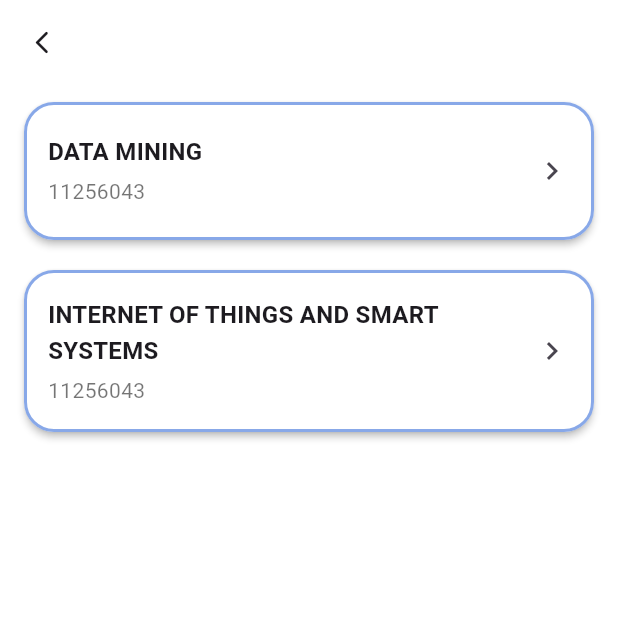
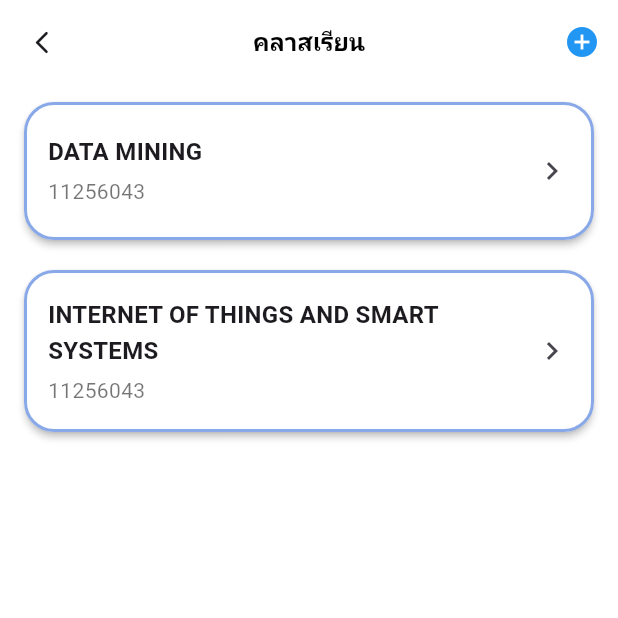
Before and after one commit to Danunuchh/Application-for-Student-Attendance, a Flutter app: the CoursesPage screen opened by its route, on a phone screen of 412 x 824 dp, the top half of it. Run offline on Flutter 3.47's test engine with Material 3 defaults, Android fonts, the phone set to English and light mode, and no system bars; our stand-ins replace animated_splash_screen, file_picker, flutter_svg, lottie, page_transition, qr_flutter and 1 more; missing offline and left inert: mobile_scanner.

Commit message:
เพิ่มคลาสเรียน

```diff
--- a/App/my_app/lib/teacher/courses_page.dart
+++ b/App/my_app/lib/teacher/courses_page.dart
@@ -1,5 +1,6 @@
 import 'package:flutter/material.dart';
 import 'teacher_qr_page.dart';
+import 'addcourse_page.dart'; // <-- เพิ่มไฟล์นี้
 
 class CoursesPage extends StatefulWidget {
   const CoursesPage({super.key});
@@ -9,10 +10,14 @@ class CoursesPage extends StatefulWidget {
 }
 
 class _CoursesPageState extends State<CoursesPage> {
-  // Mock data — ภายหลังจะดึงจาก API แทน
-  final _courses = const [
+  // เปลี่ยนให้แก้ไขได้ (ไม่ใส่ const)
+  final List<Map<String, dynamic>> _courses = [
     {'id': 1, 'name': 'DATA MINING', 'code': '11256043'},
-    {'id': 2, 'name': 'INTERNET OF THINGS AND SMART SYSTEMS', 'code': '11256043'},
+    {
+      'id': 2,
+      'name': 'INTERNET OF THINGS AND SMART SYSTEMS',
+      'code': '11256043',
+    },
   ];
 
   void _goToQR(Map<String, dynamic> c) {
@@ -27,16 +32,51 @@ class _CoursesPageState extends State<CoursesPage> {
     );
   }
 
+  Future<void> _onAddCourse() async {
+    final result = await Navigator.push<Map<String, dynamic>>(
+      context,
+      MaterialPageRoute(builder: (_) => const AddCoursePage()),
+    );
+    if (result != null) {
+      setState(() {
+        _courses.add({
+          'id': result['id'],
+          'name': result['name'],
+          'code': result['code'],
+        });
+      });
+      ScaffoldMessenger.of(
+        context,
+      ).showSnackBar(const SnackBar(content: Text('เพิ่มวิชาเรียบร้อย')));
+    }
+  }
+
   @override
   Widget build(BuildContext context) {
     return Scaffold(
-      backgroundColor: Colors.white, // พื้นหลังขาว
+      backgroundColor: Colors.white,
       appBar: AppBar(
         backgroundColor: Colors.white,
+        elevation: 0,
         leading: IconButton(
           icon: const Icon(Icons.arrow_back_ios_new_rounded, size: 18),
           onPressed: () => Navigator.pop(context),
         ),
+        centerTitle: true,
+        title: const Text(
+          "คลาสเรียน",
+          style: TextStyle(
+            fontSize: 16,
+            fontWeight: FontWeight.bold,
+            color: Colors.black,
+          ),
+        ),
+        actions: [
+          IconButton(
+            icon: const Icon(Icons.add_circle, color: Colors.blue),
+            onPressed: _onAddCourse, // <-- เปิดหน้าเพิ่มคอร์ส
+          ),
+        ],
       ),
       body: ListView.separated(
         padding: const EdgeInsets.fromLTRB(12, 8, 12, 12),
@@ -45,17 +85,17 @@ class _CoursesPageState extends State<CoursesPage> {
         itemBuilder: (_, i) {
           final c = _courses[i];
           return Card(
-            color: Colors.white, // กล่องสีขาว
-            elevation: 2,        // ปิดเงา
+            color: Colors.white,
+            elevation: 2,
             shape: RoundedRectangleBorder(
               borderRadius: BorderRadius.circular(20),
-              side: const BorderSide(
-                color: Color(0xFF88A8E8), // สีเส้นขอบ
-                width: 2,
-              ),
+              side: const BorderSide(color: Color(0xFF88A8E8), width: 2),
             ),
             child: ListTile(
-              contentPadding: const EdgeInsets.symmetric(horizontal: 16, vertical: 10),
+              contentPadding: const EdgeInsets.symmetric(
+                horizontal: 16,
+                vertical: 10,
+              ),
               title: Text(
                 c['name'] as String,
                 style: const TextStyle(
```
Also changed, not shown: App/my_app/lib/teacher/addcourse_page.dart (added, +265 -0 lines).
